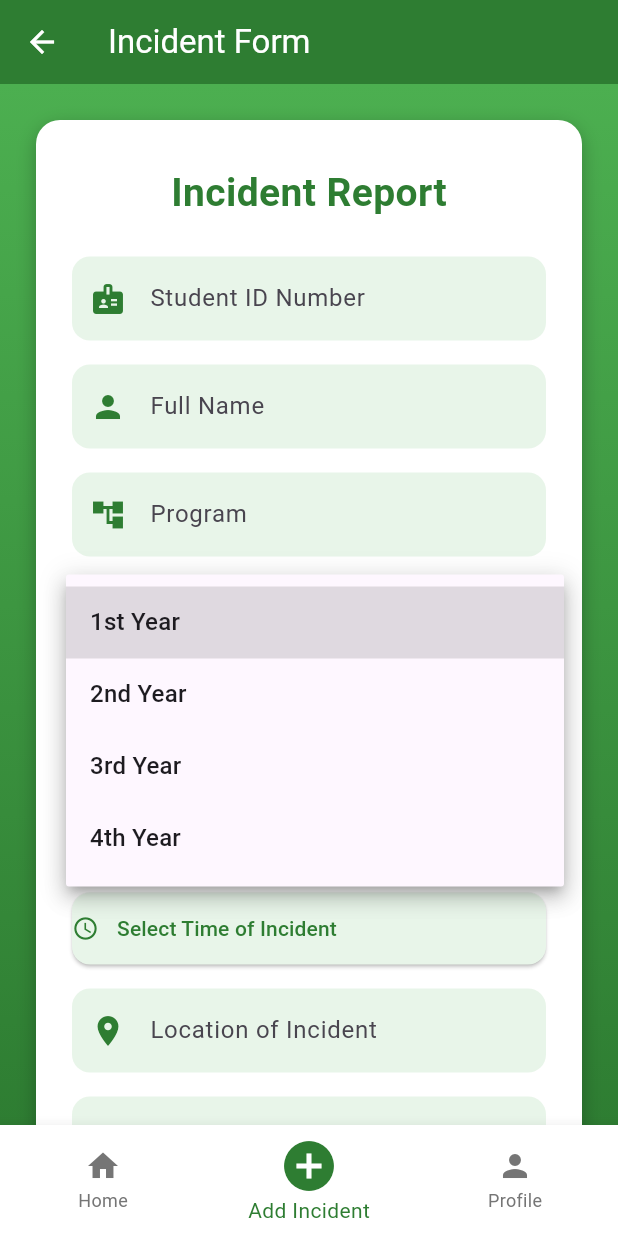
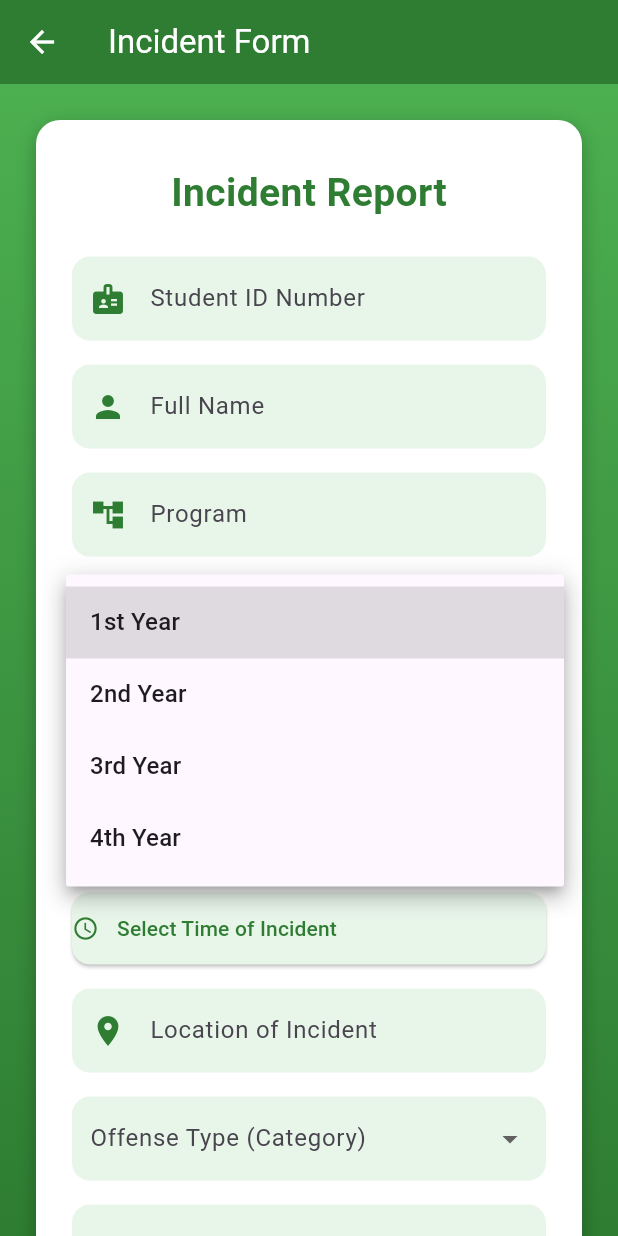
Before and after one commit to alyxaaaaaaa/misconductmobile, a Flutter app: the DashboardScreen screen opened directly, item 2 of the bottom bar chosen, after a tap on "Year Level", on a phone screen of 412 x 824 dp. Run offline on Flutter 3.47's test engine with Material 3 defaults, Android fonts, the phone set to English and light mode, and no system bars; our stand-ins replace shared_preferences; accounts and stored records are empty.

Commit message:
initial_commit

```diff
--- a/lib/models/incident.dart
+++ b/lib/models/incident.dart
@@ -2,7 +2,7 @@ class Incident {
   final int? incidentId;
 
   // Student Information
-  final String studentIdNumber;
+  final String studentId;
   final String fullName;
   final String program;
   final String yearLevel;
@@ -13,17 +13,17 @@ class Incident {
   final String timeOfIncident;
   final String location;
   final String offenseCategory; // Minor / Major
-  final String offenseType;     // Specific offense
+  final String specificOffense;     // Specific offense
   final String description;
 
   // System Information
-  final int reporterId;
+  // final int reporterId; // This field is commented out in your model now.
   final String status;
   final String? createdAt;
 
   Incident({
     this.incidentId,
-    required this.studentIdNumber,
+    required this.studentId,
     required this.fullName,
     required this.program,
     required this.yearLevel,
@@ -32,17 +32,18 @@ class Incident {
     required this.timeOfIncident,
     required this.location,
     required this.offenseCategory,
-    required this.offenseType,
+    required this.specificOffense,
     required this.description,
-    required this.reporterId,
+    // required this.reporterId,
     required this.status,
     this.createdAt,
   });
 
   factory Incident.fromJson(Map<String, dynamic> json) {
+    // Keep snake_case for receiving data (or adjust if your API returns camelCase)
     return Incident(
       incidentId: json['incident_id'],
-      studentIdNumber: json['student_id_number'],
+      studentId: json['student_id_number'],
       fullName: json['full_name'],
       program: json['program'],
       yearLevel: json['year_level'],
@@ -51,31 +52,32 @@ class Incident {
       timeOfIncident: json['time_of_incident'],
       location: json['location'],
       offenseCategory: json['offense_category'],
-      offenseType: json['offense_type'],
+      specificOffense: json['specific_offense'],
       description: json['description'],
-      reporterId: json['reporter_id'],
+      // reporterId: json['reporter_id'],
       status: json['status'] ?? 'Pending',
       createdAt: json['created_at'],
     );
   }
 
+  // CRITICAL CHANGE: Sending camelCase keys to satisfy backend validation
   Map<String, dynamic> toJson() {
     return {
-      'incident_id': incidentId,
-      'student_id_number': studentIdNumber,
-      'full_name': fullName,
+      'studentId': studentId,           // Changed 'student_id_number' to 'studentId'
+      'fullName': fullName,             // Changed 'full_name' to 'fullName'
       'program': program,
-      'year_level': yearLevel,
+      'yearLevel': yearLevel,           // Changed 'year_level' to 'yearLevel'
       'section': section,
-      'date_of_incident': dateOfIncident,
-      'time_of_incident': timeOfIncident,
+      'dateOfIncident': dateOfIncident, // Changed 'date_of_incident' to 'dateOfIncident'
+      'timeOfIncident': timeOfIncident, // Changed 'time_of_incident' to 'timeOfIncident'
       'location': location,
-      'offense_category': offenseCategory,
-      'offense_type': offenseType,
+      'offenseCategory': offenseCategory,
+      'specificOffense': specificOffense, // Changed 'specific_offense' to 'specificOffense'
       'description': description,
-      'reporter_id': reporterId,
+      // 'reporterId': reporterId,         // Commented out to match your model changes
       'status': status,
-      'created_at': createdAt,
+      // 'incident_id': incidentId,      // Usually not sent on creation
+      // 'created_at': createdAt,        // Usually not sent on creation
     };
   }
 }
--- a/lib/screens/DashboardScreen.dart
+++ b/lib/screens/DashboardScreen.dart
@@ -1,12 +1,7 @@
 import 'package:flutter/material.dart';
-// Note: Assuming AddIncidentScreen is accessible from this import path or another local path
 import 'package:misconductmobile/screens/IncidentsPage.dart';
-// Corrected import path name to match the ProfileScreen class name
 import 'package:misconductmobile/screens/ProfilePage.dart';
 
-// Assuming the class AddIncidentScreen is defined and available (e.g., in a separate file or IncidentsPage.dart)
-// If it's in a separate file named AddIncidentScreen.dart, you might need:
-// import 'AddIncidentScreen.dart';
 
 class DashboardScreen extends StatefulWidget {
   const DashboardScreen({super.key});
@@ -16,14 +11,13 @@ class DashboardScreen extends StatefulWidget {
 }
 
 class _DashboardScreenState extends State<DashboardScreen> {
+
   int _currentIndex = 0;
 
-  // Define the primary color to ensure theme consistency
   static const primaryColor = Color(0xFF2E7D32);
 
-  // Screens for each tab
   final List<Widget> _screens = [
-    // 0: Home Tab (Placeholder)
+
     const Center(
       child: Text(
         'Home Screen - Overview of incidents',
@@ -31,43 +25,53 @@ class _DashboardScreenState extends State<DashboardScreen> {
       ),
     ),
 
-    // 1: Add Incident Tab - Using the actual screen
-    // Note: The screens below already have their own AppBars, which is why
-    // the main Dashboard Scaffold does not need one.
-    const AddIncidentScreen(),
-
-    // 2: Profile Tab - Using the actual screen
     const ProfileScreen(),
   ];
 
+  void _navigateToAddIncidentScreen() {
+    Navigator.push(
+      context,
+      MaterialPageRoute(builder: (_) => const AddIncidentScreen()),
+    );
+  }
+
   void _onTabTapped(int index) {
-    setState(() {
-      _currentIndex = index;
-    });
+    if (index == 1) {
+      _navigateToAddIncidentScreen();
+    } else if (index == 0) {
+      setState(() {
+        _currentIndex = 0;
+      });
+    } else if (index == 2) {
+      setState(() {
+        _currentIndex = 1;
+      });
+    }
   }
 
   @override
   Widget build(BuildContext context) {
     return Scaffold(
-      // The body displays the currently selected screen
       body: _screens[_currentIndex],
 
       bottomNavigationBar: BottomNavigationBar(
-        currentIndex: _currentIndex,
+        // We initialize currentIndex to 0 (Home)
+        currentIndex: _currentIndex == 0 ? 0 : 2, // Highlight Home or Profile based on _currentIndex (0 or 1)
         onTap: _onTabTapped,
-        // Style properties updated to match the green theme
+
         backgroundColor: Colors.white,
         selectedItemColor: primaryColor,
         unselectedItemColor: Colors.grey[600],
-        type: BottomNavigationBarType.fixed, // Use fixed type for consistent styling
+        type: BottomNavigationBarType.fixed,
 
         items: const [
           BottomNavigationBarItem(
             icon: Icon(Icons.home),
             label: 'Home',
           ),
+          // 🎯 This is the Navigation Action button
           BottomNavigationBarItem(
-            icon: Icon(Icons.add_circle, size: 40), // Large icon for the main action
+            icon: Icon(Icons.add_circle, size: 40),
             label: 'Add Incident',
           ),
           BottomNavigationBarItem(
--- a/lib/screens/IncidentsPage.dart
+++ b/lib/screens/IncidentsPage.dart
@@ -2,7 +2,7 @@ import 'package:flutter/material.dart';
 import 'package:misconductmobile/models/incident.dart';
 import 'package:misconductmobile/services/api_service.dart';
 import 'package:misconductmobile/screens/DashboardScreen.dart';
-
+import 'package:intl/intl.dart';
 
 class AddIncidentScreen extends StatefulWidget {
   const AddIncidentScreen({super.key});
@@ -23,6 +23,7 @@ class _AddIncidentScreenState extends State<AddIncidentScreen> {
   // State variables for dropdowns
   String? _yearLevel;
   String? _offenseType;
+  String? _specificOffense;
 
   DateTime? _incidentDate;
   TimeOfDay? _incidentTime;
@@ -32,30 +33,84 @@ class _AddIncidentScreenState extends State<AddIncidentScreen> {
   // Colors
   static const primaryColor = Color(0xFF2E7D32);
 
+  // Define offense categories and their specific offenses
+  static const Map<String, List<String>> _offenseList = {
+    "Minor Offense": [
+      "Failure to wear uniform",
+      "Pornographic materials",
+      "Littering",
+      "Loitering",
+      "Eating in restricted areas",
+      "Unauthorized use of school facilities",
+      "Lending/borrowing ID",
+      "Driving violations",
+    ],
+    "Major Offense": [
+      "Alcohol/drugs/weapons",
+      "Smoking",
+      "Disrespect",
+      "Vandalism",
+      "Cheating/forgery",
+      "Barricades/obstructions",
+      "Physical/verbal assault",
+      "Hazing",
+      "Harassment/sexual abuse",
+      "Unauthorized software/gadgets",
+      "Unrecognized fraternity/sorority",
+      "Gambling",
+      "Public indecency",
+      "Offensive/subversive materials",
+      "Grave threats",
+      "Inciting fight/sedition",
+      "Unauthorized activity",
+      "Bullying",
+    ],
+  };
+
   Future<void> _submit() async {
-    if (_incidentDate == null || _incidentTime == null) {
+    // Check if required fields are selected/filled
+    if (_incidentDate == null ||
+        _incidentTime == null ||
+        _offenseType == null ||
+        _specificOffense == null ||
+        _studentId.text.isEmpty ||
+        _fullName.text.isEmpty) {
       ScaffoldMessenger.of(context).showSnackBar(
-        const SnackBar(content: Text("Please select date and time.")),
+        const SnackBar(
+            content:
+                Text("Please fill out all required fields (including date, time, and offenses).")),
       );
       return;
     }
 
     setState(() => _loading = true);
 
+    // 1. Combine Date and Time into a single DateTime object
+    final incidentDateTime = DateTime(
+      _incidentDate!.year,
+      _incidentDate!.month,
+      _incidentDate!.day,
+      _incidentTime!.hour,
+      _incidentTime!.minute,
+    );
+
+    // 2. Format the time to 24-hour format (H:i) required by the backend
+    final formattedTime = DateFormat('HH:mm').format(incidentDateTime);
+
+    // 3. Construct the Incident object
     final incident = Incident(
-      studentIdNumber: _studentId.text,
+      studentId: _studentId.text,
       fullName: _fullName.text,
       program: _program.text,
       yearLevel: _yearLevel ?? "",
       section: _section.text,
       dateOfIncident: _incidentDate!.toIso8601String(),
-      timeOfIncident: _incidentTime!.format(context),
+      timeOfIncident: formattedTime, // 24-hour format
       location: _location.text,
-      offenseType: _offenseType ?? "",
+      offenseCategory: _offenseType ?? "", // Minor/Major
+      specificOffense: _specificOffense ?? "", // The specific offense
       description: _description.text,
-      offenseCategory: '',
-      reporterId: 0,
-      status: '',
+      status: 'Pending', // Default status for a new submission
     );
 
     final success = await ApiService.submitIncident(incident);
@@ -66,7 +121,13 @@ class _AddIncidentScreenState extends State<AddIncidentScreen> {
       ScaffoldMessenger.of(context).showSnackBar(
         const SnackBar(content: Text("Incident submitted successfully!")),
       );
-      Navigator.pop(context);
+
+      // 🎯 FIX: Use pushAndRemoveUntil for clean routing back to Dashboard
+      Navigator.pushAndRemoveUntil(
+        context,
+        MaterialPageRoute(builder: (_) => const DashboardScreen()),
+        (Route<dynamic> route) => false, // Remove all previous routes
+      );
     } else {
       ScaffoldMessenger.of(context).showSnackBar(
         const SnackBar(content: Text("Failed to submit incident.")),
@@ -78,6 +139,11 @@ class _AddIncidentScreenState extends State<AddIncidentScreen> {
   Widget build(BuildContext context) {
     final width = MediaQuery.of(context).size.width;
 
+    // Get the list of specific offenses for the currently selected offense type
+    final specificOffenses = _offenseType != null
+        ? _offenseList[_offenseType] ?? []
+        : <String>[];
+
     return Scaffold(
       appBar: AppBar(
         title: const Text("Incident Form"),
@@ -86,14 +152,15 @@ class _AddIncidentScreenState extends State<AddIncidentScreen> {
         leading: IconButton(
           icon: const Icon(Icons.arrow_back),
           onPressed: () {
-            Navigator.pushReplacement(
-              context,
-              MaterialPageRoute(builder: (_) => const DashboardScreen()),
-            );
+             // 🎯 FIX: Use pushAndRemoveUntil for back button as well
+             Navigator.pushAndRemoveUntil(
+                context,
+                MaterialPageRoute(builder: (_) => const DashboardScreen()),
+                (Route<dynamic> route) => false,
+             );
           },
         ),
       ),
-
 
       // Background Gradient
       body: Container(
@@ -152,11 +219,11 @@ class _AddIncidentScreenState extends State<AddIncidentScreen> {
                   _input("Program", _program, Icons.account_tree),
                   _gap(),
 
-                  // Corrected Year Level Dropdown
+                  // Year Level Dropdown
                   _dropdown(
                     label: "Year Level",
                     value: _yearLevel,
-                    items: ["1st Year", "2nd Year", "3rd Year", "4th Year"],
+                    items: const ["1st Year", "2nd Year", "3rd Year", "4th Year"],
                     onChangedCallback: (val) => setState(() => _yearLevel = val),
                   ),
                   _gap(),
@@ -186,6 +253,7 @@ class _AddIncidentScreenState extends State<AddIncidentScreen> {
                   _pickerButton(
                     label: _incidentTime == null
                         ? "Select Time of Incident"
+                        // Display 12-hour format for user clarity
                         : "Time: ${_incidentTime!.format(context)}",
                     icon: Icons.access_time,
                     onTap: () async {
@@ -201,14 +269,32 @@ class _AddIncidentScreenState extends State<AddIncidentScreen> {
                   _input("Location of Incident", _location, Icons.place),
                   _gap(),
 
-                  // Corrected Offense type dropdown
+                  // Offense Type dropdown (Category)
                   _dropdown(
-                    label: "Offense Type",
+                    label: "Offense Type (Category)",
                     value: _offenseType,
-                    items: ["Minor Offense", "Major Offense"],
-                    onChangedCallback: (val) => setState(() => _offenseType = val),
+                    items: const ["Minor Offense", "Major Offense"],
+                    onChangedCallback: (val) {
+                      setState(() {
+                        _offenseType = val;
+                        // Reset specific offense when the category changes
+                        _specificOffense = null;
+                      });
+                    },
                   ),
                   _gap(),
+
+                  // Specific Offense dropdown, conditionally displayed
+                  if (_offenseType != null) ...[
+                    _dropdown(
+                      label: "Specific Offense",
+                      value: _specificOffense,
+                      items: specificOffenses,
+                      onChangedCallback: (val) =>
+                          setState(() => _specificOffense = val),
+                    ),
+                    _gap(),
+                  ],
 
                   // Description
                   TextField(
@@ -264,7 +350,7 @@ class _AddIncidentScreenState extends State<AddIncidentScreen> {
     );
   }
 
-  // Reusable Widgets (same style as register)
+  // Reusable Widgets
   Widget _input(String label, TextEditingController controller, IconData icon) {
     return TextField(
       controller: controller,
@@ -281,7 +367,6 @@ class _AddIncidentScreenState extends State<AddIncidentScreen> {
     );
   }
 
-  // MODIFIED _dropdown to accept a specific callback
   Widget _dropdown({
     required String label,
     required String? value,
@@ -296,14 +381,15 @@ class _AddIncidentScreenState extends State<AddIncidentScreen> {
       ),
       child: DropdownButtonFormField<String>(
         value: value,
+        isExpanded: true,
         decoration: InputDecoration(
           labelText: label,
           border: InputBorder.none,
         ),
         items: items
-            .map((e) => DropdownMenuItem(value: e, child: Text(e)))
+            .map((e) => DropdownMenuItem(value: e, child: Text(e, overflow: TextOverflow.ellipsis,)))
             .toList(),
-        onChanged: onChangedCallback, // Use the passed callback
+        onChanged: onChangedCallback,
       ),
     );
   }
--- a/lib/screens/LoginPage.dart
+++ b/lib/screens/LoginPage.dart
@@ -79,7 +79,7 @@ class _LoginScreenState extends State<LoginScreen> {
                 mainAxisSize: MainAxisSize.min,
                 children: [
                   const Text(
-                    "Welcome Back",
+                    "Hello, Welcome!",
                     style: TextStyle(
                       fontSize: 28,
                       fontWeight: FontWeight.bold,
--- a/lib/screens/ProfilePage.dart
+++ b/lib/screens/ProfilePage.dart
@@ -1,7 +1,5 @@
 import 'package:flutter/material.dart';
-// Note: Using the actual LoginScreen import path.
 import 'package:misconductmobile/screens/LoginPage.dart';
-// Assuming User model and ApiService are in these paths
 import 'package:misconductmobile/models/user.dart';
 import 'package:misconductmobile/services/api_service.dart';
 
--- a/lib/variables.dart
+++ b/lib/variables.dart
@@ -1 +1 @@
-const String baseUrl = "http://192.168.1.243:8000/api";
+const String baseUrl = "http://192.168.8.50:8000/api";
--- a/pubspec.yaml
+++ b/pubspec.yaml
@@ -10,9 +10,9 @@ dependencies:
   flutter:
     sdk: flutter
   http: ^1.2.0
-  intl: ^0.19.0
   shared_preferences: ^2.5.1
   provider: ^6.1.5+1
+  intl: ^0.18.1
 
 dev_dependencies:
   flutter_test:
```
Also changed, not shown: pubspec.lock.
